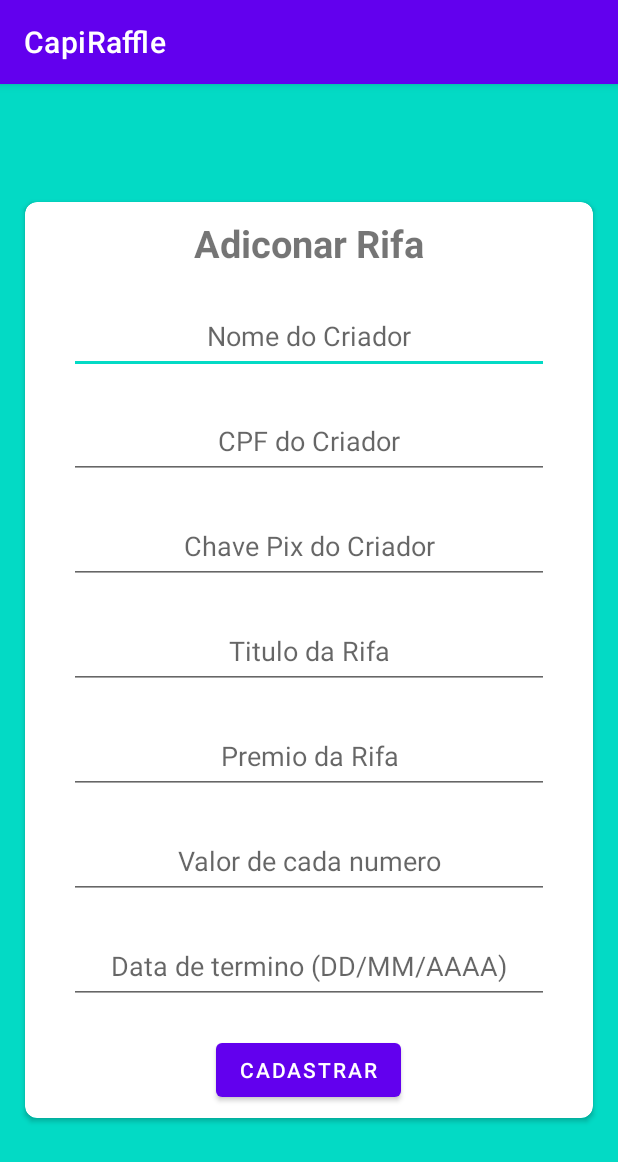
After one commit to RobertoSSantos/CapiRaffle, an Android app: the fragment CadastrarRifaFragment shown on its own in the app's theme, on a phone screen of 412 x 824 dp. The commit adds this screen. Shown: the top 1162 px of the screen. Run offline under Robolectric (Android 15) with nearby library versions, the phone set to English and light mode, and no system bars.

```diff
--- /dev/null
+++ b/app/src/main/java/br/com/senaicimatec/capiraffle/CadastrarRifaFragment.java
@@ -0,0 +1,64 @@
+package br.com.senaicimatec.capiraffle;
+
+import android.os.Bundle;
+
+import androidx.fragment.app.Fragment;
+
+import android.view.LayoutInflater;
+import android.view.View;
+import android.view.ViewGroup;
+
+/**
+ * A simple {@link Fragment} subclass.
+ * Use the {@link CadastrarRifaFragment#newInstance} factory method to
+ * create an instance of this fragment.
+ */
+public class CadastrarRifaFragment extends Fragment {
+
+    // TODO: Rename parameter arguments, choose names that match
+    // the fragment initialization parameters, e.g. ARG_ITEM_NUMBER
+    private static final String ARG_PARAM1 = "param1";
+    private static final String ARG_PARAM2 = "param2";
+
+    // TODO: Rename and change types of parameters
+    private String mParam1;
+    private String mParam2;
+
+    public CadastrarRifaFragment() {
+        // Required empty public constructor
+    }
+
+    /**
+     * Use this factory method to create a new instance of
+     * this fragment using the provided parameters.
+     *
+     * @param param1 Parameter 1.
+     * @param param2 Parameter 2.
+     * @return A new instance of fragment CadastrarRifaFragment.
+     */
+    // TODO: Rename and change types and number of parameters
+    public static CadastrarRifaFragment newInstance(String param1, String param2) {
+        CadastrarRifaFragment fragment = new CadastrarRifaFragment();
+        Bundle args = new Bundle();
+        args.putString(ARG_PARAM1, param1);
+        args.putString(ARG_PARAM2, param2);
+        fragment.setArguments(args);
+        return fragment;
+    }
+
+    @Override
+    public void onCreate(Bundle savedInstanceState) {
+        super.onCreate(savedInstanceState);
+        if (getArguments() != null) {
+            mParam1 = getArguments().getString(ARG_PARAM1);
+            mParam2 = getArguments().getString(ARG_PARAM2);
+        }
+    }
+
+    @Override
+    public View onCreateView(LayoutInflater inflater, ViewGroup container,
+                             Bundle savedInstanceState) {
+        // Inflate the layout for this fragment
+        return inflater.inflate(R.layout.fragment_cadastrar_rifa, container, false);
+    }
+}
--- /dev/null
+++ b/app/src/main/res/drawable/baseline_calendar_month_24.xml
@@ -0,0 +1,5 @@
+<vector android:height="24dp" android:tint="#000000"
+    android:viewportHeight="24" android:viewportWidth="24"
+    android:width="24dp" xmlns:android="http://schemas.android.com/apk/res/android">
+    <path android:fillColor="@android:color/white" android:pathData="M19,4h-1V2h-2v2H8V2H6v2H5C3.89,4 3.01,4.9 3.01,6L3,20c0,1.1 0.89,2 2,2h14c1.1,0 2,-0.9 2,-2V6C21,4.9 20.1,4 19,4zM19,20H5V10h14V20zM9,14H7v-2h2V14zM13,14h-2v-2h2V14zM17,14h-2v-2h2V14zM9,18H7v-2h2V18zM13,18h-2v-2h2V18zM17,18h-2v-2h2V18z"/>
+</vector>
--- /dev/null
+++ b/app/src/main/res/layout/fragment_cadastrar_rifa.xml
@@ -0,0 +1,124 @@
+<?xml version="1.0" encoding="utf-8"?>
+<FrameLayout xmlns:android="http://schemas.android.com/apk/res/android"
+    xmlns:tools="http://schemas.android.com/tools"
+    android:layout_width="match_parent"
+    android:layout_height="match_parent"
+    xmlns:app="http://schemas.android.com/apk/res-auto"
+    tools:context=".CadastrarRifaFragment"
+    android:background="@color/teal_200">
+
+    <androidx.cardview.widget.CardView
+        android:layout_width="400dp"
+        android:layout_height="640dp"
+        android:layout_margin="5dp"
+        android:padding="10dp"
+        android:layout_gravity="center"
+        app:cardBackgroundColor="@color/white"
+        app:cardCornerRadius="8dp"
+        android:elevation="8dp"
+        app:cardMaxElevation="8dp"
+        app:cardPreventCornerOverlap="true"
+        app:cardUseCompatPadding="true">
+
+        <LinearLayout
+            android:layout_width="match_parent"
+            android:layout_height="match_parent"
+            android:orientation="vertical">
+
+            <TextView
+                android:id="@+id/titulo"
+                android:layout_width="match_parent"
+                android:layout_height="wrap_content"
+                android:layout_margin="10dp"
+                android:text="Adiconar Rifa"
+                android:textSize="25sp"
+                android:textStyle="bold"
+                android:textAlignment="center"/>
+
+            <EditText
+                android:id="@+id/cadastroNomeCriador"
+                android:layout_width="320dp"
+                android:layout_height="50dp"
+                android:layout_margin="10dp"
+                android:textAlignment="center"
+                android:layout_gravity="center"
+                android:hint="Nome do Criador"
+                android:importantForAutofill="no"
+                android:inputType="text" />
+
+            <EditText
+                android:id="@+id/cadastroCpfCriado"
+                android:layout_width="320dp"
+                android:layout_height="50dp"
+                android:layout_margin="10dp"
+                android:textAlignment="center"
+                android:layout_gravity="center"
+                android:hint="CPF do Criador"
+                android:importantForAutofill="no"
+                android:inputType="textPersonName"/>
+            <EditText
+                android:id="@+id/cadastroPixCriador"
+                android:layout_width="320dp"
+                android:layout_height="50dp"
+                android:layout_margin="10dp"
+                android:textAlignment="center"
+                android:layout_gravity="center"
+                android:hint="Chave Pix do Criador"
+                android:importantForAutofill="no"
+                android:inputType="textPersonName"/>
+            <EditText
+                android:id="@+id/cadastroTituloRifa"
+                android:layout_width="320dp"
+                android:layout_height="50dp"
+                android:layout_margin="10dp"
+                android:textAlignment="center"
+                android:layout_gravity="center"
+                android:hint="Titulo da Rifa"
+                android:importantForAutofill="no"
+                android:inputType="textPersonName"/>
+            <EditText
+                android:id="@+id/cadastroPremio"
+                android:layout_width="320dp"
+                android:layout_height="50dp"
+                android:layout_margin="10dp"
+                android:textAlignment="center"
+                android:layout_gravity="center"
+                android:hint="Premio da Rifa"
+                android:importantForAutofill="no"
+                android:inputType="textPersonName"/>
+
+            <EditText
+                android:id="@+id/cadastroValorNumero"
+                android:layout_width="320dp"
+                android:layout_height="50dp"
+                android:layout_margin="10dp"
+                android:textAlignment="center"
+                android:layout_gravity="center"
+                android:hint="Valor de cada numero"
+                android:importantForAutofill="no"
+                android:inputType="textPersonName"/>
+
+            <EditText
+                android:id="@+id/cadastroDataTermino"
+                android:layout_width="320dp"
+                android:layout_height="50dp"
+                android:layout_margin="10dp"
+                android:textAlignment="center"
+                android:layout_gravity="center"
+                android:hint="Data de termino (DD/MM/AAAA)"
+                android:importantForAutofill="no"
+                android:inputType="textPersonName"/>
+
+            <Button
+                android:id="@+id/adicionarRifa"
+                android:layout_width="wrap_content"
+                android:layout_height="48dp"
+                android:layout_gravity="center"
+                android:layout_margin="10dp"
+                android:text="Cadastrar"/>
+
+        </LinearLayout>
+
+    </androidx.cardview.widget.CardView>
+
+</FrameLayout>
```
Also changed, not shown: app/src/main/java/br/com/senaicimatec/capiraffle/MainActivity.java (+19 -0 lines), app/src/main/java/br/com/senaicimatec/capiraffle/SplashFragment.java (added, +64 -0 lines), app/src/main/res/drawable/trophy.xml (added, +21 -0 lines), app/src/main/res/layout/fragment_home.xml (+24 -3 lines), app/src/main/res/layout/fragment_splash.xml (added, +14 -0 lines), app/src/main/res/layout/raffle_item_card.xml (added, +84 -0 lines), app/src/main/res/drawable/bingo.png (added).
